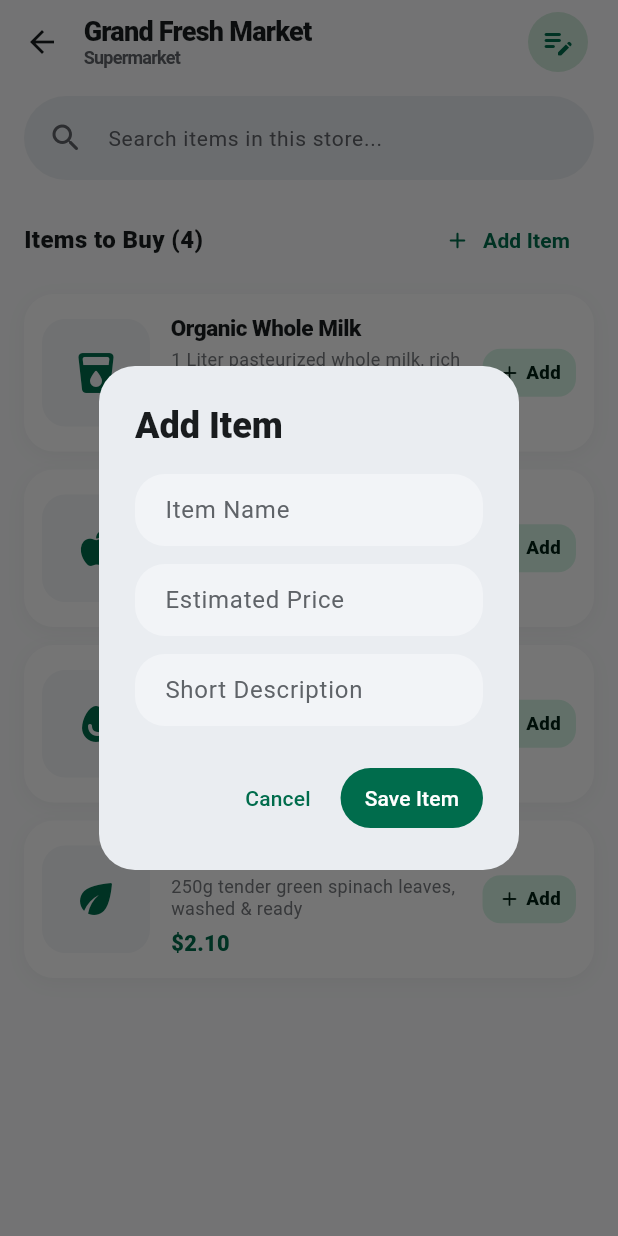
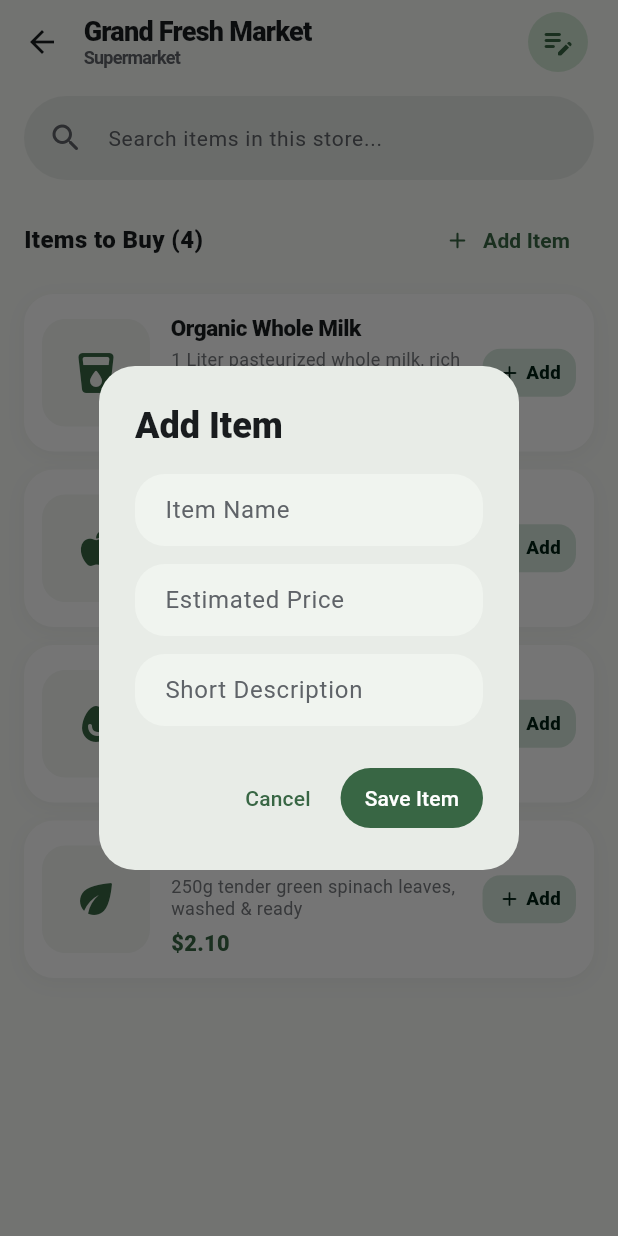
Before and after one commit to Leshoraa/HandCart, a Flutter app: the StoreProductListPage screen opened directly with sample values from the repository, after a tap on "Add Item", on a phone screen of 412 x 824 dp. Run offline on Flutter 3.47's test engine with Material 3 defaults, Android fonts, the phone set to English and light mode, and no system bars; drawn by our look-alikes of dynamic_color; network calls fail.

Commit message:
fix(theme): support system dynamic color scheme to match Android Material You Monet palette

```diff
--- a/lib/core/constants/app_colors.dart
+++ b/lib/core/constants/app_colors.dart
@@ -3,26 +3,26 @@ import 'package:flutter/material.dart';
 class AppColors {
   AppColors._();
 
-  // Primary Brand Colors (Vibrant Google Emerald)
-  static const Color primary = Color(0xFF006C4C);
+  // Primary Brand Colors (Material You Sage Green)
+  static const Color primary = Color(0xFF386644);
   static const Color onPrimary = Colors.white;
-  static const Color primaryContainer = Color(0xFFD6F5E5);
+  static const Color primaryContainer = Color(0xFFD6E8DC);
   static const Color onPrimaryContainer = Color(0xFF002114);
 
-  // Secondary Colors (Slate Green Accent)
-  static const Color secondary = Color(0xFF4C6357);
+  // Secondary Colors (Earthy Olive Accent)
+  static const Color secondary = Color(0xFF526350);
   static const Color onSecondary = Colors.white;
-  static const Color secondaryContainer = Color(0xFFE0ECE3);
-  static const Color onSecondaryContainer = Color(0xFF0A1F16);
+  static const Color secondaryContainer = Color(0xFFD5E8D0);
+  static const Color onSecondaryContainer = Color(0xFF101F10);
 
   // Tertiary / Accent Colors
   static const Color tertiary = Color(0xFF386567);
   static const Color accent = Color(0xFFFF9800);
 
   // Clean, comfortable Surface & Background (Light) - Crisp, soothing & eye-friendly
-  static const Color backgroundLight = Color(0xFFFAFBFC);
-  static const Color surfaceLight = Color(0xFFFAFBFC);
-  static const Color surfaceVariantLight = Color(0xFFEEF1F4);
+  static const Color backgroundLight = Color(0xFFF8FAF7);
+  static const Color surfaceLight = Color(0xFFF8FAF7);
+  static const Color surfaceVariantLight = Color(0xFFDEE5DC);
   static const Color cardSurfaceLight = Colors.white;
   static const Color textPrimaryLight = Color(0xFF191C1E);
   static const Color textSecondaryLight = Color(0xFF5F6368);
```
Also changed, not shown: lib/core/theme/app_theme.dart (+10 -8 lines).
